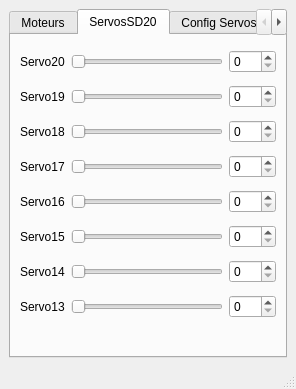
CRLG/LABOTBOX, file PluginModules/ActuatorElectrobot/ihm_ActuatorElectrobot.ui: the form before one commit.
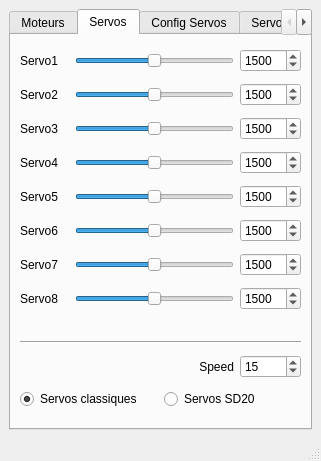
The form after the commit. The open tabs and pages were chosen to show the change.

Commit message: Gestion générique des servos classiques / servos SD20

What changed in the file:
```diff
--- a/PluginModules/ActuatorElectrobot/ihm_ActuatorElectrobot.ui
+++ b/PluginModules/ActuatorElectrobot/ihm_ActuatorElectrobot.ui
@@ -6,8 +6,8 @@
    <rect>
     <x>0</x>
     <y>0</y>
-    <width>296</width>
-    <height>389</height>
+    <width>321</width>
+    <height>461</height>
    </rect>
   </property>
   <property name="windowTitle">
@@ -28,6 +28,49 @@
         <string>Moteurs</string>
        </attribute>
        <layout class="QGridLayout" name="gridLayout_3">
+        <item row="6" column="0" colspan="2">
+         <widget class="QPushButton" name="Send_CdeMoteurs">
+          <property name="toolTip">
+           <string>&lt;html&gt;&lt;head/&gt;&lt;body&gt;&lt;p&gt;clic gauche : envoie trame / clic droit : lock trame&lt;/p&gt;&lt;/body&gt;&lt;/html&gt;</string>
+          </property>
+          <property name="text">
+           <string>Send /  Lock</string>
+          </property>
+         </widget>
+        </item>
+        <item row="3" column="1">
+         <widget class="QSpinBox" name="Moteur_4">
+          <property name="suffix">
+           <string>%</string>
+          </property>
+          <property name="minimum">
+           <number>-100</number>
+          </property>
+          <property name="maximum">
+           <number>100</number>
+          </property>
+         </widget>
+        </item>
+        <item row="4" column="1">
+         <widget class="QSpinBox" name="Moteur_5">
+          <property name="suffix">
+           <string>%</string>
+          </property>
+          <property name="minimum">
+           <number>-100</number>
+          </property>
+          <property name="maximum">
+           <number>100</number>
+          </property>
+         </widget>
+        </item>
+        <item row="5" column="0">
+         <widget class="QLabel" name="label_Moteur_6">
+          <property name="text">
+           <string>Moteur 6</string>
+          </property>
+         </widget>
+        </item>
         <item row="0" column="0">
          <widget class="QLabel" name="label_Moteur_1">
           <property name="text">
@@ -35,59 +78,6 @@
           </property>
          </widget>
         </item>
-        <item row="0" column="1">
-         <widget class="QSpinBox" name="Moteur_1">
-          <property name="suffix">
-           <string>%</string>
-          </property>
-          <property name="minimum">
-           <number>-100</number>
-          </property>
-          <property name="maximum">
-           <number>100</number>
-          </property>
-         </widget>
-        </item>
-        <item row="1" column="0">
-         <widget class="QLabel" name="label_Moteur_2">
-          <property name="text">
-           <string>Moteur 2</string>
-          </property>
-         </widget>
-        </item>
-        <item row="1" column="1">
-         <widget class="QSpinBox" name="Moteur_2">
-          <property name="suffix">
-           <string>%</string>
-          </property>
-          <property name="minimum">
-           <number>-100</number>
-          </property>
-          <property name="maximum">
-           <number>100</number>
-          </property>
-         </widget>
-        </item>
-        <item row="2" column="0">
-         <widget class="QLabel" name="label_Moteur_3">
-          <property name="text">
-           <string>Moteur 3</string>
-          </property>
-         </widget>
-        </item>
-        <item row="2" column="1">
-         <widget class="QSpinBox" name="Moteur_3">
-          <property name="suffix">
-           <string>%</string>
-          </property>
-          <property name="minimum">
-           <number>-100</number>
-          </property>
-          <property name="maximum">
-           <number>100</number>
-          </property>
-         </widget>
-        </item>
         <item row="2" column="2" rowspan="2">
          <widget class="QPushButton" name="Moteurs_StopAll">
           <property name="toolTip">
@@ -123,8 +113,15 @@
           </property>
          </widget>
         </item>
-        <item row="3" column="1">
-         <widget class="QSpinBox" name="Moteur_4">
+        <item row="2" column="0">
+         <widget class="QLabel" name="label_Moteur_3">
+          <property name="text">
+           <string>Moteur 3</string>
+          </property>
+         </widget>
+        </item>
+        <item row="5" column="1">
+         <widget class="QSpinBox" name="Moteur_6">
           <property name="suffix">
            <string>%</string>
           </property>
@@ -136,6 +133,52 @@
           </property>
          </widget>
         </item>
+        <item row="0" column="1">
+         <widget class="QSpinBox" name="Moteur_1">
+          <property name="suffix">
+           <string>%</string>
+          </property>
+          <property name="minimum">
+           <number>-100</number>
+          </property>
+          <property name="maximum">
+           <number>100</number>
+          </property>
+         </widget>
+        </item>
+        <item row="1" column="1">
+         <widget class="QSpinBox" name="Moteur_2">
+          <property name="suffix">
+           <string>%</string>
+          </property>
+          <property name="minimum">
+           <number>-100</number>
+          </property>
+          <property name="maximum">
+           <number>100</number>
+          </property>
+         </widget>
+        </item>
+        <item row="2" column="1">
+         <widget class="QSpinBox" name="Moteur_3">
+          <property name="suffix">
+           <string>%</string>
+          </property>
+          <property name="minimum">
+           <number>-100</number>
+          </property>
+          <property name="maximum">
+           <number>100</number>
+          </property>
+         </widget>
+        </item>
+        <item row="1" column="0">
+         <widget class="QLabel" name="label_Moteur_2">
+          <property name="text">
+           <string>Moteur 2</string>
+          </property>
+         </widget>
+        </item>
         <item row="4" column="0">
          <widget class="QLabel" name="label_Moteur_5">
           <property name="text">
@@ -143,139 +186,93 @@
           </property>
          </widget>
         </item>
-        <item row="4" column="1">
-         <widget class="QSpinBox" name="Moteur_5">
-          <property name="suffix">
-           <string>%</string>
+        <item row="7" column="0">
+         <spacer name="verticalSpacer">
+          <property name="orientation">
+           <enum>Qt::Vertical</enum>
           </property>
-          <property name="minimum">
-           <number>-100</number>
+          <property name="sizeHint" stdset="0">
+           <size>
+            <width>20</width>
+            <height>40</height>
+           </size>
           </property>
-          <property name="maximum">
-           <number>100</number>
-          </property>
-         </widget>
-        </item>
-        <item row="5" column="0">
-         <widget class="QLabel" name="label_Moteur_6">
-          <property name="text">
-           <string>Moteur 6</string>
-          </property>
-         </widget>
-        </item>
-        <item row="5" column="1">
-         <widget class="QSpinBox" name="Moteur_6">
-          <property name="suffix">
-           <string>%</string>
-          </property>
-          <property name="minimum">
-           <number>-100</number>
-          </property>
-          <property name="maximum">
-           <number>100</number>
-          </property>
-         </widget>
-        </item>
-        <item row="6" column="0" colspan="2">
-         <widget class="QPushButton" name="Send_CdeMoteurs">
-          <property name="toolTip">
-           <string>&lt;html&gt;&lt;head/&gt;&lt;body&gt;&lt;p&gt;clic gauche : envoie trame / clic droit : lock trame&lt;/p&gt;&lt;/body&gt;&lt;/html&gt;</string>
-          </property>
-          <property name="text">
-           <string>Send /  Lock</string>
-          </property>
-         </widget>
+         </spacer>
         </item>
        </layout>
       </widget>
-      <widget class="QWidget" name="ServosSD20">
+      <widget class="QWidget" name="Servos">
        <attribute name="title">
-        <string>ServosSD20</string>
+        <string>Servos</string>
        </attribute>
        <layout class="QGridLayout" name="gridLayout_2">
-        <item row="0" column="0">
-         <widget class="QLabel" name="servo_label_1">
+        <item row="7" column="0">
+         <widget class="QLabel" name="servo_label_8">
           <property name="text">
-           <string>Servo20</string>
+           <string>Servo8</string>
           </property>
          </widget>
         </item>
-        <item row="0" column="1">
-         <widget class="QSlider" name="Servo_slide_20">
+        <item row="5" column="1">
+         <widget class="QSlider" name="Servo_slide_6">
           <property name="maximum">
-           <number>255</number>
+           <number>3000</number>
           </property>
+          <property name="value">
+           <number>1500</number>
+          </property>
           <property name="orientation">
            <enum>Qt::Horizontal</enum>
           </property>
          </widget>
         </item>
-        <item row="0" column="2">
-         <widget class="QSpinBox" name="Servo_num_20">
+        <item row="4" column="2">
+         <widget class="QSpinBox" name="Servo_num_5">
           <property name="maximum">
-           <number>255</number>
+           <number>3000</number>
           </property>
-         </widget>
-        </item>
-        <item row="1" column="0">
-         <widget class="QLabel" name="servo_label_2">
-          <property name="text">
-           <string>Servo19</string>
+          <property name="value">
+           <number>1500</number>
           </property>
          </widget>
         </item>
-        <item row="1" column="1">
-         <widget class="QSlider" name="Servo_slide_19">
+        <item row="7" column="1">
+         <widget class="QSlider" name="Servo_slide_8">
           <property name="maximum">
-           <number>255</number>
+           <number>3000</number>
           </property>
+          <property name="value">
+           <number>1500</number>
+          </property>
           <property name="orientation">
            <enum>Qt::Horizontal</enum>
           </property>
          </widget>
         </item>
-        <item row="1" column="2">
-         <widget class="QSpinBox" name="Servo_num_19">
-          <property name="maximum">
-           <number>255</number>
-          </property>
-         </widget>
-        </item>
-        <item row="2" column="0">
-         <widget class="QLabel" name="servo_label_3">
+        <item row="6" column="0">
+         <widget class="QLabel" name="servo_label_7">
           <property name="text">
-           <string>Servo18</string>
+           <string>Servo7</string>
           </property>
          </widget>
         </item>
-        <item row="2" column="1">
-         <widget class="QSlider" name="Servo_slide_18">
+        <item row="7" column="2">
+         <widget class="QSpinBox" name="Servo_num_8">
           <property name="maximum">
-           <number>255</number>
+           <number>3000</number>
           </property>
-          <property name="orientation">
-           <enum>Qt::Horizontal</enum>
+          <property name="value">
+           <number>1500</number>
           </property>
          </widget>
         </item>
-        <item row="2" column="2">
-         <widget class="QSpinBox" name="Servo_num_18">
+        <item row="6" column="1">
+         <widget class="QSlider" name="Servo_slide_7">
           <property name="maximum">
-           <number>255</number>
+           <number>3000</number>
           </property>
-         </widget>
-        </item>
-        <item row="3" column="0">
-         <widget class="QLabel" name="servo_label_4">
-          <property name="text">
-           <string>Servo17</string>
-          </property>
-         </widget>
-        </item>
-        <item row="3" column="1">
-         <widget class="QSlider" name="Servo_slide_17">
-          <property name="maximum">
-           <number>255</number>
+          <property name="value">
+           <number>1500</number>
           </property>
           <property name="orientation">
            <enum>Qt::Horizontal</enum>
@@ -283,105 +280,112 @@
          </widget>
         </item>
         <item row="3" column="2">
-         <widget class="QSpinBox" name="Servo_num_17">
+         <widget class="QSpinBox" name="Servo_num_4">
           <property name="maximum">
-           <number>255</number>
+           <number>3000</number>
+          </property>
+          <property name="value">
+           <number>1500</number>
+          </property>
+         </widget>
+        </item>
+        <item row="1" column="2">
+         <widget class="QSpinBox" name="Servo_num_2">
+          <property name="maximum">
+           <number>3000</number>
+          </property>
+          <property name="value">
+           <number>1500</number>
           </property>
          </widget>
         </item>
         <item row="4" column="0">
          <widget class="QLabel" name="servo_label_5">
           <property name="text">
-           <string>Servo16</string>
+           <string>Servo5</string>
           </property>
          </widget>
         </item>
-        <item row="4" column="1">
-         <widget class="QSlider" name="Servo_slide_16">
+        <item row="0" column="2">
+         <widget class="QSpinBox" name="Servo_num_1">
           <property name="maximum">
-           <number>255</number>
+           <number>3000</number>
+          </property>
+          <property name="value">
+           <number>1500</number>
+          </property>
+         </widget>
+        </item>
+        <item row="0" column="1">
+         <widget class="QSlider" name="Servo_slide_1">
+          <property name="maximum">
+           <number>3000</number>
+          </property>
+          <property name="value">
+           <number>1500</number>
           </property>
           <property name="orientation">
            <enum>Qt::Horizontal</enum>
           </property>
          </widget>
         </item>
-        <item row="4" column="2">
-         <widget class="QSpinBox" name="Servo_num_16">
-          <property name="maximum">
-           <number>255</number>
+        <item row="2" column="0">
+         <widget class="QLabel" name="servo_label_3">
+          <property name="text">
+           <string>Servo3</string>
           </property>
          </widget>
         </item>
         <item row="5" column="0">
          <widget class="QLabel" name="servo_label_6">
           <property name="text">
-           <string>Servo15</string>
+           <string>Servo6</string>
           </property>
          </widget>
         </item>
-        <item row="5" column="1">
-         <widget class="QSlider" name="Servo_slide_15">
+        <item row="2" column="1">
+         <widget class="QSlider" name="Servo_slide_3">
           <property name="maximum">
-           <number>255</number>
+           <number>3000</number>
+          </property>
+          <property name="value">
+           <number>1500</number>
           </property>
           <property name="orientation">
            <enum>Qt::Horizontal</enum>
           </property>
          </widget>
         </item>
+        <item row="10" column="2">
+         <widget class="QSpinBox" name="servo_speed">
+          <property name="toolTip">
+           <string>65535 -&gt; valeur max</string>
+          </property>
+          <property name="maximum">
+           <number>65535</number>
+          </property>
+          <property name="value">
+           <number>15</number>
+          </property>
+         </widget>
+        </item>
+        <item row="2" column="2">
+         <widget class="QSpinBox" name="Servo_num_3">
+          <property name="maximum">
+           <number>3000</number>
+          </property>
+          <property name="value">
+           <number>1500</number>
+          </property>
+         </widget>
+        </item>
         <item row="5" column="2">
-         <widget class="QSpinBox" name="Servo_num_15">
+         <widget class="QSpinBox" name="Servo_num_6">
           <property name="maximum">
-           <number>255</number>
+           <number>3000</number>
           </property>
-         </widget>
-        </item>
-        <item row="6" column="0">
-         <widget class="QLabel" name="servo_label_7">
-          <property name="text">
-           <string>Servo14</string>
-          </property>
-         </widget>
-        </item>
-        <item row="6" column="1">
-         <widget class="QSlider" name="Servo_slide_14">
-          <property name="maximum">
-           <number>255</number>
-          </property>
-          <property name="orientation">
-           <enum>Qt::Horizontal</enum>
-          </property>
-         </widget>
-        </item>
-        <item row="6" column="2">
-         <widget class="QSpinBox" name="Servo_num_14">
-          <property name="maximum">
-           <number>255</number>
-          </property>
-         </widget>
-        </item>
-        <item row="7" column="0">
-         <widget class="QLabel" name="servo_label_8">
-          <property name="text">
-           <string>Servo13</string>
-          </property>
-         </widget>
-        </item>
-        <item row="7" column="1">
-         <widget class="QSlider" name="Servo_slide_13">
-          <property name="maximum">
-           <number>255</number>
-          </property>
-          <property name="orientation">
-           <enum>Qt::Horizontal</enum>
-          </property>
-         </widget>
-        </item>
-        <item row="7" column="2">
-         <widget class="QSpinBox" name="Servo_num_13">
-          <property name="maximum">
-           <number>255</number>
+          <property name="value">
+           <number>1500</number>
           </property>
          </widget>
         </item>
@@ -398,6 +402,20 @@
           </property>
          </spacer>
         </item>
+        <item row="3" column="0">
+         <widget class="QLabel" name="servo_label_4">
+          <property name="text">
+           <string>Servo4</string>
+          </property>
+         </widget>
+        </item>
+        <item row="1" column="0">
+         <widget class="QLabel" name="servo_label_2">
+          <property name="text">
+           <string>Servo2</string>
+          </property>
+         </widget>
+        </item>
         <item row="8" column="1" colspan="2">
          <spacer name="horizontalSpacer_2">
           <property name="orientation">
@@ -411,11 +429,108 @@
           </property>
          </spacer>
         </item>
+        <item row="3" column="1">
+         <widget class="QSlider" name="Servo_slide_4">
+          <property name="maximum">
+           <number>3000</number>
+          </property>
+          <property name="value">
+           <number>1500</number>
+          </property>
+          <property name="orientation">
+           <enum>Qt::Horizontal</enum>
+          </property>
+         </widget>
+        </item>
+        <item row="1" column="1">
+         <widget class="QSlider" name="Servo_slide_2">
+          <property name="maximum">
+           <number>3000</number>
+          </property>
+          <property name="value">
+           <number>1500</number>
+          </property>
+          <property name="orientation">
+           <enum>Qt::Horizontal</enum>
+          </property>
+         </widget>
+        </item>
+        <item row="11" column="0" colspan="3">
+         <layout class="QHBoxLayout" name="horizontalLayout">
+          <item>
+           <widget class="QRadioButton" name="choix_servos_classiques">
+            <property name="text">
+             <string>Servos classiques</string>
+            </property>
+            <property name="checked">
+             <bool>true</bool>
+            </property>
+           </widget>
+          </item>
+          <item>
+           <widget class="QRadioButton" name="choix_servos_sd20">
+            <property name="text">
+             <string>Servos SD20</string>
+            </property>
+            <property name="checked">
+             <bool>false</bool>
+            </property>
+           </widget>
+          </item>
+         </layout>
+        </item>
+        <item row="0" column="0">
+         <widget class="QLabel" name="servo_label_1">
+          <property name="text">
+           <string>Servo1</string>
+          </property>
+         </widget>
+        </item>
+        <item row="10" column="1">
+         <widget class="QLabel" name="label">
+          <property name="text">
+           <string>Speed</string>
+          </property>
+          <property name="alignment">
+           <set>Qt::AlignRight|Qt::AlignTrailing|Qt::AlignVCenter</set>
+          </property>
+         </widget>
+        </item>
+        <item row="4" column="1">
+         <widget class="QSlider" name="Servo_slide_5">
+          <property name="maximum">
+           <number>3000</number>
+          </property>
+          <property name="value">
+           <number>1500</number>
+          </property>
+          <property name="orientation">
+           <enum>Qt::Horizontal</enum>
+          </property>
+         </widget>
+        </item>
+        <item row="6" column="2">
+         <widget class="QSpinBox" name="Servo_num_7">
+          <property name="maximum">
+           <number>3000</number>
+          </property>
+          <property name="value">
+           <number>1500</number>
+          </property>
+         </widget>
+        </item>
+        <item row="9" column="0" colspan="3">
+         <widget class="Line" name="line">
+          <property name="orientation">
+           <enum>Qt::Horizontal</enum>
+          </property>
+         </widget>
+        </item>
        </layout>
       </widget>
-      <widget class="QWidget" name="ConfigServosSD20">
+      <widget class="QWidget" name="ConfigServos">
        <attribute name="title">
-        <string>Config ServosSD20</string>
+        <string>Config Servos</string>
        </attribute>
        <layout class="QGridLayout" name="gridLayout">
         <item row="0" column="0" colspan="2">
@@ -426,7 +541,7 @@
          </widget>
         </item>
         <item row="0" column="2">
-         <widget class="QSpinBox" name="ServosSD20Config_ID">
+         <widget class="QSpinBox" name="ServosConfig_ID">
           <property name="toolTip">
            <string>ID [1 ; 20]</string>
           </property>
@@ -459,17 +574,17 @@
          </widget>
         </item>
         <item row="1" column="1" colspan="3">
-         <widget class="QComboBox" name="ServosSD20Config_Action"/>
+         <widget class="QComboBox" name="ServosConfig_Action"/>
         </item>
         <item row="1" column="4">
-         <widget class="QSpinBox" name="ServosSD20Config_Value">
+         <widget class="QSpinBox" name="ServosConfig_Value">
           <property name="maximum">
-           <number>1023</number>
+           <number>65535</number>
           </property>
          </widget>
         </item>
         <item row="2" column="2" colspan="3">
-         <widget class="QPushButton" name="ServosSD20Config_Send">
+         <widget class="QPushButton" name="ServosConfig_Send">
           <property name="text">
            <string>Send</string>
           </property>
@@ -554,6 +669,9 @@
           <property name="maximum">
            <number>1023</number>
           </property>
+          <property name="value">
+           <number>0</number>
+          </property>
          </widget>
         </item>
         <item row="3" column="1">
@@ -879,7 +997,7 @@
     <rect>
      <x>0</x>
      <y>0</y>
-     <width>296</width>
+     <width>321</width>
      <height>22</height>
     </rect>
    </property>
```
The commit also changes 4 other files.
